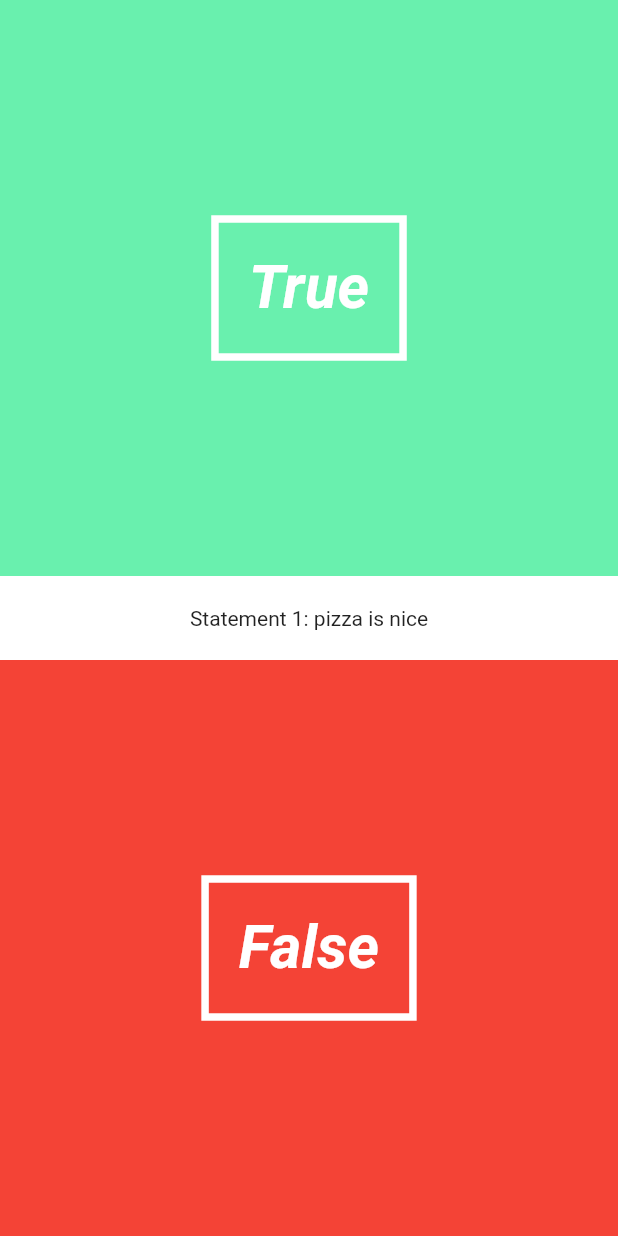
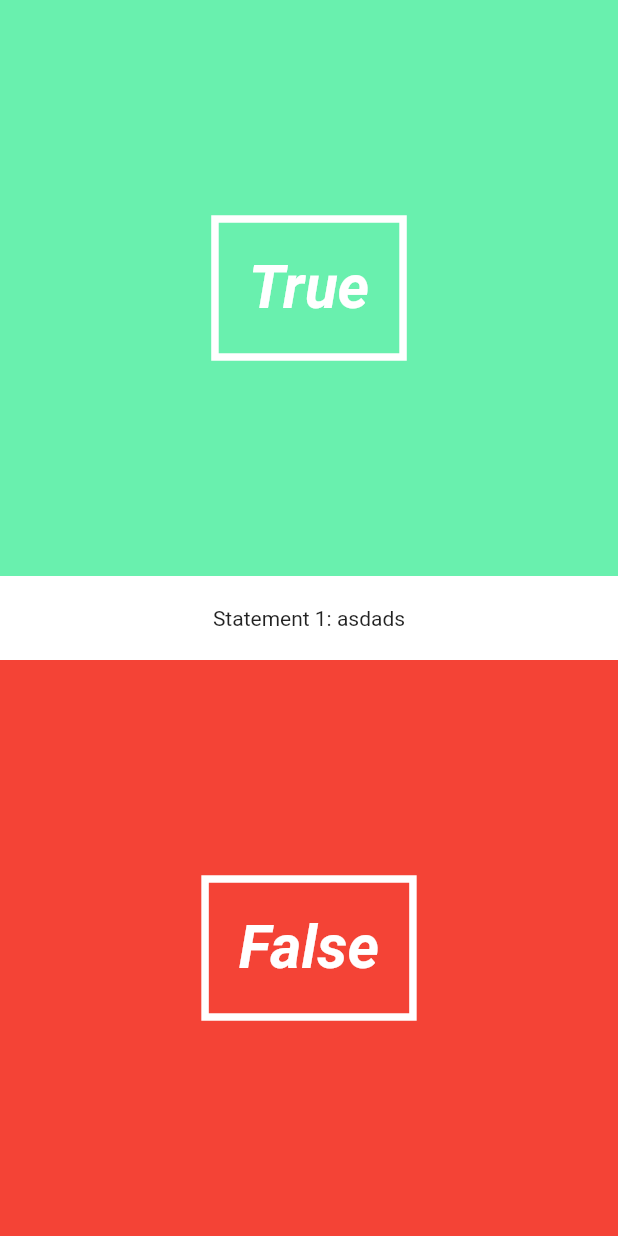
Before and after one commit to jhonantanErnane/testeFlutter, a Flutter app: the screen it shows after launch, on a phone screen of 412 x 824 dp. Run offline on Flutter 3.47's test engine with Material 2 defaults, Android fonts, the phone set to English and light mode, and no system bars.

Commit message:
criação de um classe para as perguntas

```diff
--- /dev/null
+++ b/lib/UI/question.dart
@@ -0,0 +1,36 @@
+import 'package:flutter/material.dart';
+
+class QuestionText extends StatefulWidget {
+
+  final String _question;
+  final int _questionNumber;
+
+  QuestionText(this._question,this._questionNumber);
+
+  @override
+  State createState() => new QuestionTextState();
+}
+
+class QuestionTextState extends State<QuestionText> with TickerProviderStateMixin {
+  Animation<double> _fontSizeAnimation;
+  AnimationController _animationController;
+
+  @override
+    void initState() {
+      super.initState();
+      _animationController = new AnimationController(duration: new Duration(milliseconds: 500), vsync: this);
+    }
+
+  @override
+  Widget build(BuildContext context) {
+    return new Material(
+            color: Colors.white,
+            child: new Padding(
+              padding: new EdgeInsets.symmetric(vertical: 20.0),
+              child: new Center(
+                child: new Text("Statement " + widget._questionNumber.toString() +": " + widget._question),
+              ),
+            ),
+          );
+  }
+}
--- a/lib/pages/quiz_page.dart
+++ b/lib/pages/quiz_page.dart
@@ -2,6 +2,7 @@ import 'package:flutter/material.dart';
 import '../UI/answer_button.dart';
 import '../utils/question.dart';
 import '../utils/quiz.dart';
+import '../UI/question.dart';
 
 class QuizPage extends StatefulWidget {
   @override
@@ -16,15 +17,7 @@ class QuizPageState extends State<QuizPage> {
         new Column( // this is our main Page
         children: <Widget>[
           new AnswerButton(true, () => print("true") ),
-          new Material(
-            color: Colors.white,
-            child: new Padding(
-              padding: new EdgeInsets.symmetric(vertical: 20.0),
-              child: new Center(
-                child: new Text("Statement 1: pizza is nice"),
-              ),
-            ),
-          ),
+          new QuestionText("asdads", 1),
           new AnswerButton(false, () => print("false") )
         ],
         )
```
